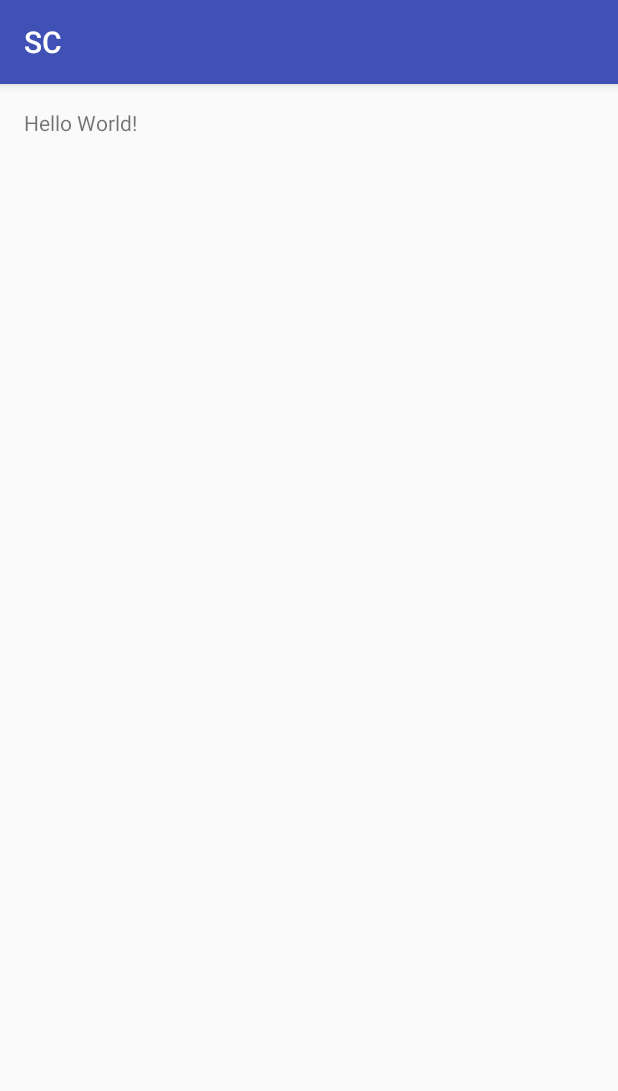
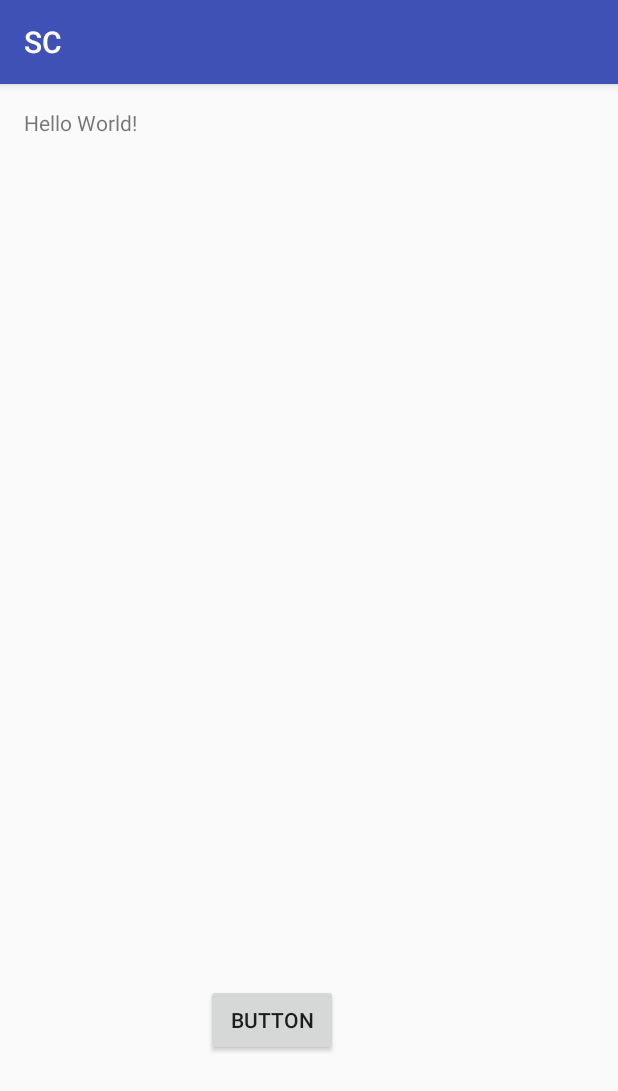
Before and after one commit to saumitra91/SC, an Android app: the screen it shows after launch (MainActivity), on a phone screen of 412 x 824 dp. Shown: the top 1091 px of the screen. Run offline under Robolectric (Android 15) with nearby library versions, the phone set to English and light mode, and no system bars.

Commit message:
branch commit test

```diff
--- a/app/src/main/res/layout/activity_main.xml
+++ b/app/src/main/res/layout/activity_main.xml
@@ -11,7 +11,18 @@
     tools:context="com.example.sam.sc.MainActivity">
 
     <TextView
+        android:id="@+id/textView"
         android:layout_width="wrap_content"
         android:layout_height="wrap_content"
         android:text="Hello World!" />
+
+    <Button
+        android:id="@+id/addItem"
+        android:layout_width="wrap_content"
+        android:layout_height="wrap_content"
+        android:layout_alignParentBottom="true"
+        android:layout_marginBottom="104dp"
+        android:layout_marginStart="46dp"
+        android:layout_toEndOf="@+id/textView"
+        android:text="Button" />
 </RelativeLayout>
```
